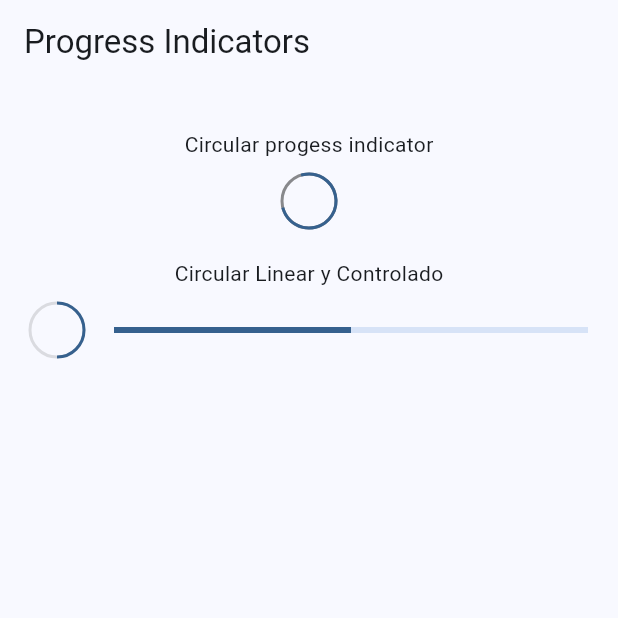
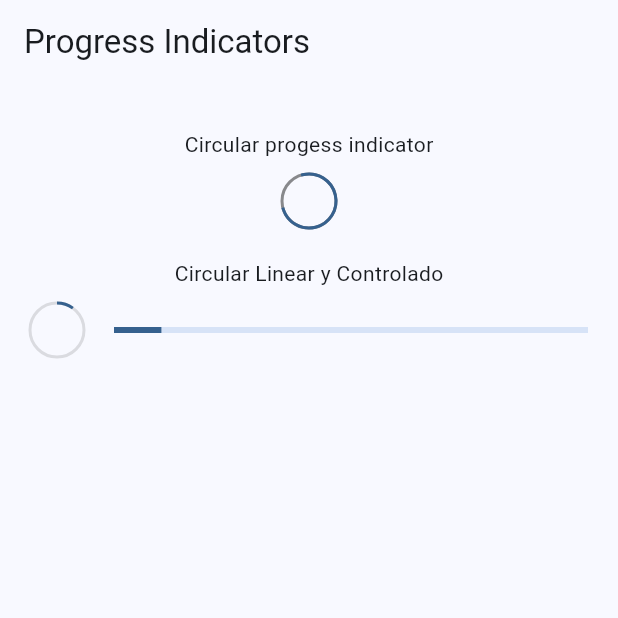
Before and after one commit to eulalionava/widgets, a Flutter app: the ProgressScreen screen opened by its route, on a phone screen of 412 x 824 dp, the top half of it. Run offline on Flutter 3.47's test engine with Material 3 defaults, Android fonts, the phone set to English and light mode, and no system bars; our stand-ins replace go_router.

Commit message:
progress

```diff
--- a/lib/presentation/screens/progress/progress_screen.dart
+++ b/lib/presentation/screens/progress/progress_screen.dart
@@ -44,18 +44,28 @@ class _ControlledProgresIndicator extends StatelessWidget {
 
   @override
   Widget build(BuildContext context) {
-    return  Padding(
+    return  StreamBuilder(
+      stream: Stream.periodic(const Duration(milliseconds: 300),(value){
+        return (value * 2) / 100;
+      }).takeWhile((value) => value < 100),
+      builder: (context, snapshot) {
+
+        final progressValue = snapshot.data ?? 0;
+
+        return Padding(
           padding: const EdgeInsets.symmetric(horizontal: 20),
           child: Row(
             mainAxisAlignment: MainAxisAlignment.center,
             children: [
-          CircularProgressIndicator(value: 0.5,strokeWidth: 2,backgroundColor: Colors.black12),
+              CircularProgressIndicator(value: progressValue,strokeWidth: 2,backgroundColor: Colors.black12),
               const SizedBox(width: 20),
               Expanded(
-            child: LinearProgressIndicator(value: 0.5),
+                child: LinearProgressIndicator(value: progressValue),
               )
             ],
           ),
         );
+      },
+    );
   }
 }
```
Lines whose indentation alone changed are shown as unchanged.
